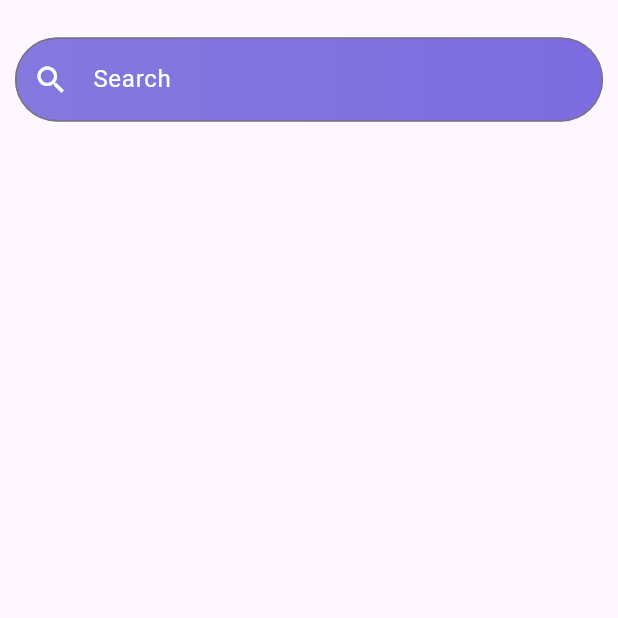
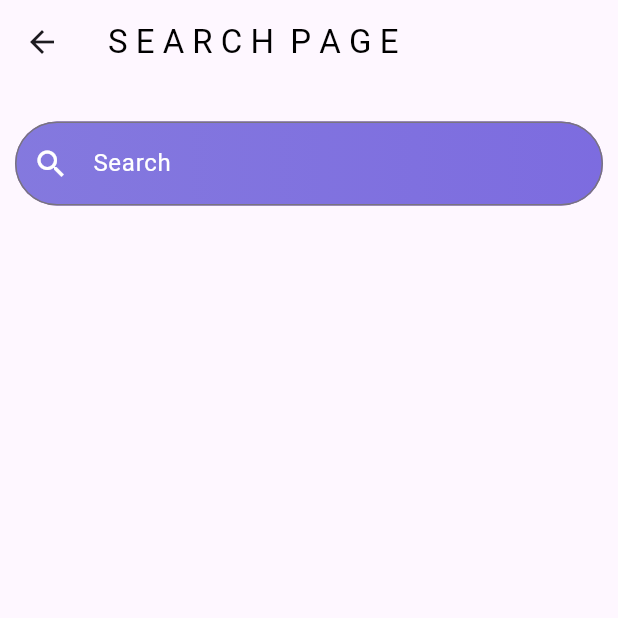
Before and after one commit to SaiyamKalra/expense_tracker, a Flutter app: the screen it shows after launch, after a tap on the "search" icon, on a phone screen of 412 x 824 dp, the top half of it. Run offline on Flutter 3.47's test engine with Material 3 defaults, Android fonts, the phone set to English and light mode, and no system bars; our stand-ins replace flutter_bloc, shared_preferences.

Commit message:
completed the splash screen

```diff
--- a/lib/pages/home_page.dart
+++ b/lib/pages/home_page.dart
@@ -81,7 +81,7 @@ class _HomePageState extends State<HomePage> {
                                   Navigator.push(
                                     context,
                                     MaterialPageRoute(
-                                      builder: (context) => const SearchPage(),
+                                      builder: (context) => SearchPage(),
                                     ),
                                   );
                                 },
--- a/lib/pages/main.dart
+++ b/lib/pages/main.dart
@@ -1,4 +1,5 @@
 import 'package:expense_tracker/cubit/expense_cubit.dart';
+import 'package:expense_tracker/pages/splash_screen_page.dart';
 import 'package:flutter/material.dart';
 import 'package:flutter_bloc/flutter_bloc.dart';
 import 'package:shared_preferences/shared_preferences.dart';
@@ -19,7 +20,7 @@ class MainApp extends StatelessWidget {
   Widget build(BuildContext context) {
     return MaterialApp(
       debugShowCheckedModeBanner: false,
-      home: HomePage(),
+      home: SplashScreenPage(),
       // theme: ThemeData.dark(),
     );
   }
--- a/lib/pages/search_page.dart
+++ b/lib/pages/search_page.dart
@@ -1,14 +1,34 @@
+import 'package:expense_tracker/search/search_bloc.dart';
 import 'package:flutter/material.dart';
 import 'package:flutter/widgets.dart';
+import 'package:flutter_bloc/flutter_bloc.dart';
 
-class SearchPage extends StatelessWidget {
-  const SearchPage({super.key});
+class SearchPage extends StatefulWidget {
+  @override
+  State<SearchPage> createState() => _ExpenseSearchPageState();
+}
+
+class _ExpenseSearchPageState extends State<SearchPage> {
+  final TextEditingController _searchcontroller = TextEditingController();
 
   @override
   Widget build(BuildContext context) {
-    return Scaffold(
-      body: Padding(
-        padding: const EdgeInsets.symmetric(horizontal: 10.0, vertical: 25.0),
+    return BlocProvider(
+      create: (_) => ExpenseBloc(),
+      child: Scaffold(
+        appBar: AppBar(
+          title: Text(
+            'S E A R C H  P A G E',
+            style: TextStyle(color: Colors.black),
+          ),
+        ),
+        body: Column(
+          children: [
+            Padding(
+              padding: const EdgeInsets.symmetric(
+                horizontal: 10.0,
+                vertical: 25.0,
+              ),
               child: Container(
                 decoration: BoxDecoration(
                   gradient: LinearGradient(
@@ -23,6 +43,7 @@ class SearchPage extends StatelessWidget {
                   borderRadius: BorderRadius.circular(30),
                 ),
                 child: TextField(
+                  controller: _searchcontroller,
                   decoration: InputDecoration(
                     prefixIcon: Icon(Icons.search, color: Colors.white),
                     hintText: 'Search',
@@ -31,7 +52,15 @@ class SearchPage extends StatelessWidget {
                       borderRadius: BorderRadius.circular(30),
                     ),
                   ),
+                  onChanged: (query) {
+                    context.read<ExpenseBloc>().add(
+                      ExpenseSearchQueryCharged(query),
+                    );
+                  },
                 ),
+              ),
+            ),
+          ],
         ),
       ),
     );
--- /dev/null
+++ b/lib/pages/splash_screen_page.dart
@@ -0,0 +1,41 @@
+import 'dart:async';
+import 'package:expense_tracker/pages/home_page.dart';
+import 'package:flutter/material.dart';
+import 'package:flutter/widgets.dart';
+
+class SplashScreenPage extends StatefulWidget {
+  const SplashScreenPage({super.key});
+
+  @override
+  State<SplashScreenPage> createState() => _SplashScreenPageState();
+}
+
+class _SplashScreenPageState extends State<SplashScreenPage> {
+  @override
+  void initState() {
+    super.initState();
+    Timer(Duration(seconds: 3), () {
+      Navigator.pushReplacement(
+        context,
+        MaterialPageRoute(builder: (context) => HomePage()),
+      );
+    });
+  }
+
+  Widget build(BuildContext context) {
+    return Scaffold(
+      body: Center(
+        child: Container(
+          height: 350,
+          width: 350,
+          decoration: BoxDecoration(
+            shape: BoxShape.circle,
+            image: DecorationImage(
+              image: AssetImage("assets/images/splash_screen_logo.jpg"),
+            ),
+          ),
+        ),
+      ),
+    );
+  }
+}
--- /dev/null
+++ b/lib/search/search_bloc.dart
@@ -0,0 +1,39 @@
+import 'package:expense_tracker/search/search_events.dart';
+import 'package:flutter_bloc/flutter_bloc.dart';
+
+abstract class ExpenseEvent {}
+
+class ExpenseSearchQueryCharged extends ExpenseEvent {
+  final String query;
+  ExpenseSearchQueryCharged(this.query);
+}
+
+class ExpenseState {
+  final List<Expense> filteredExpenses;
+  ExpenseState(this.filteredExpenses);
+}
+
+class ExpenseAdded extends ExpenseEvent {
+  final Expense expense;
+  ExpenseAdded(this.expense);
+}
+
+class ExpenseBloc extends Bloc<ExpenseEvent, ExpenseState> {
+  List<Expense> allExpenses = [];
+
+  ExpenseBloc() : super(ExpenseState([])) {
+    on<ExpenseSearchQueryCharged>((event, emit) {
+      final query = event.query.toLowerCase();
+      final filtered =
+          allExpenses
+              .where((expense) => expense.number.contains(query))
+              .toList();
+      emit(ExpenseState(filtered));
+    });
+
+    on<ExpenseAdded>((event, emit) {
+      allExpenses.add(event.expense);
+      emit(ExpenseState(List.from(allExpenses)));
+    });
+  }
+}
--- /dev/null
+++ b/lib/search/search_events.dart
@@ -0,0 +1,5 @@
+class Expense {
+  final String number;
+  final String amount;
+  Expense({required this.number, required this.amount});
+}
--- /dev/null
+++ b/lib/search/search_state.dart
@@ -0,0 +1,11 @@
+abstract class SearchState {}
+
+class InitialState extends SearchState {}
+
+class Loading extends SearchState {}
+
+class LoadedWords extends SearchState {
+  final List<String> words;
+
+  LoadedWords({required this.words});
+}
```
Also changed, not shown: assets/images/splash_screen_logo.jpg (added). Lines whose indentation alone changed are shown as unchanged.
